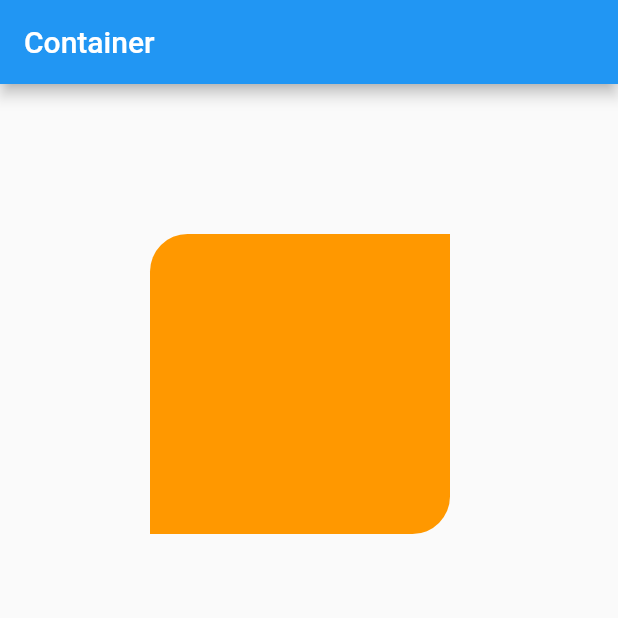
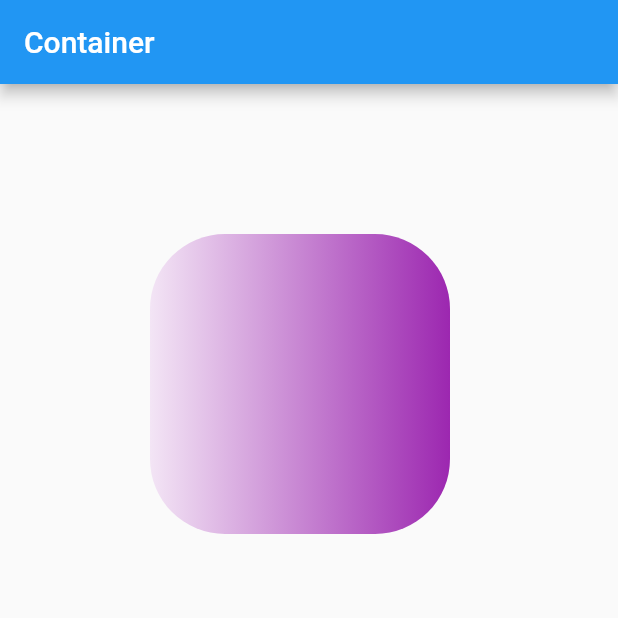
Before and after one commit to MonikaSliciute/hello-layouts, a Flutter app: the screen it shows after launch, on a phone screen of 412 x 824 dp, the top half of it. Run offline on Flutter 3.47's test engine with Material 2 defaults, Android fonts, the phone set to English and light mode, and no system bars.

Commit message:
added a purple gradient for the container

```diff
--- a/lib/main.dart
+++ b/lib/main.dart
@@ -21,10 +21,11 @@ class MyApp extends StatelessWidget {
               height: 200.0,
               decoration: BoxDecoration(
                 color: Colors.orange,
+                gradient: LinearGradient(
+                  colors: [Colors.purple.shade50, Colors.purple.shade500],
+                ),
                 shape: BoxShape.rectangle,
-                borderRadius: BorderRadius.only(
-                    topLeft: Radius.circular(25.0),
-                    bottomRight: Radius.circular(25.0)),
+                borderRadius: BorderRadius.all(Radius.circular(50.0)),
               ),
             ),
           ],
```
